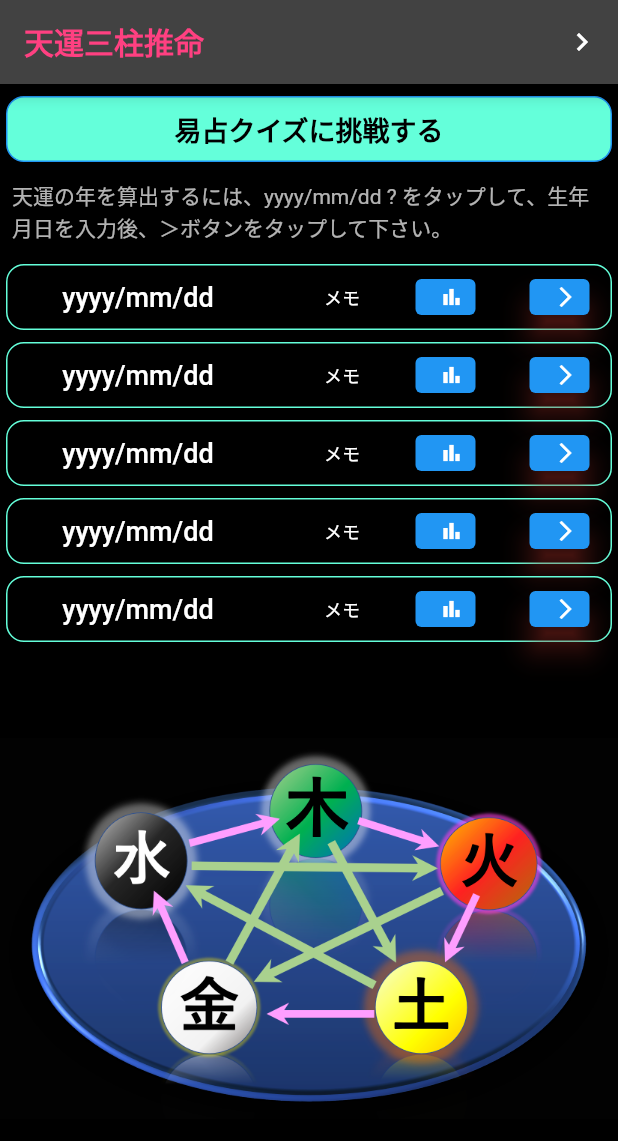
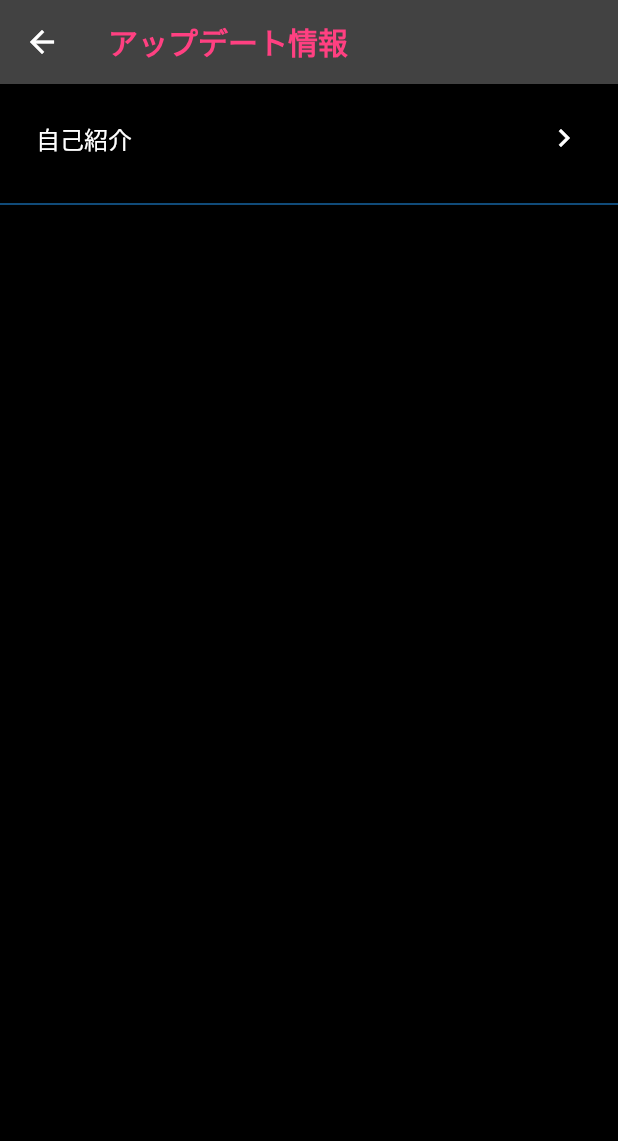
Before and after one commit to okatoku331/sanchu4, a Flutter app: the screen it shows after launch, after a tap on the "navigate next" icon, on a phone screen of 412 x 824 dp. Shown: the top 1141 px of the screen. Run offline on Flutter 3.47's test engine with Material 2 defaults, Android fonts, the light colour scheme and no system bars.

Commit message:
第6版　アップデート情報ページUIを作成（2022.6.22 22:29)

```diff
--- a/lib/main.dart
+++ b/lib/main.dart
@@ -1,4 +1,5 @@
 import 'package:flutter/material.dart';
+import 'package:sanchu4/osirase/update.dart';
 
 void main() {
   runApp(const MyApp());
@@ -54,6 +55,11 @@ class _MyHomePageState extends State<MyHomePage> {
             tooltip: 'Next page',
             onPressed: () {
               //ToDo アップデート情報ページに飛ぶ
+              Navigator.push(
+                  context,
+                  MaterialPageRoute(
+                    builder: (context) => const Update(),
+                  ));
             },
           ),
         ],
@@ -135,7 +141,7 @@ class _MyHomePageState extends State<MyHomePage> {
                               width: 174,
                               child: TextButton(
                                 child: const Text(
-                                  'yyyy/mm/dd',
+                                  'XXXXX/mm/dd',
                                   style: TextStyle(
                                     color: Colors.white,
                                     fontSize: 18,
--- /dev/null
+++ b/lib/osirase/update.dart
@@ -0,0 +1,54 @@
+import 'package:flutter/material.dart';
+
+class Update extends StatelessWidget {
+  const Update({Key? key}) : super(key: key);
+
+  @override
+  Widget build(BuildContext context) {
+    return Scaffold(
+      backgroundColor: Colors.black,
+      appBar: AppBar(
+        title: const Text(
+          'アップデート情報',
+          style: TextStyle(
+            color: Colors.pinkAccent,
+            fontWeight: FontWeight.bold,
+          ),
+        ),
+      ),
+      body: Column(
+        children: [
+          Expanded(
+            child: ListView(
+              children: const [
+                Padding(
+                  padding: EdgeInsets.all(8.0),
+                  child: ListTile(
+                    title: Text('自己紹介'),
+                    trailing: Icon(Icons.navigate_next),
+                  ),
+                ),
+                Divider(
+                  color: Colors.blue,
+                ),
+                //ElevatedButton(
+                //onPressed: () {Navigator.pop(context);},
+                //child: Text('戻る'),
+                //)
+              ],
+            ),
+          ),
+          Container(
+            height: 8,
+          ),
+          const SizedBox(
+            height: 50,
+          ),
+          Container(
+            height: 30,
+          ),
+        ],
+      ),
+    );
+  }
+}
```
Also changed, not shown: 1 other file.
